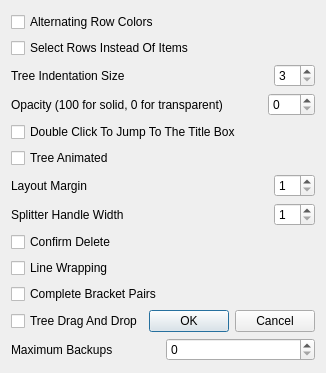
UnkindledTwo/TreeNotes, file Dialogs/settingsdialog.ui: the form before one commit.
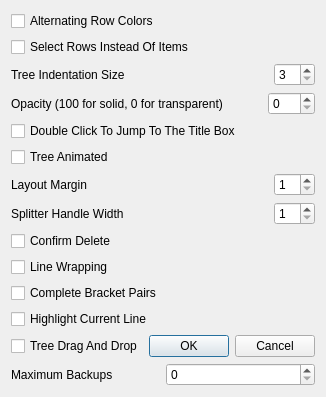
The form after the commit.

Diff of the .ui file:
```diff
--- a/Dialogs/settingsdialog.ui
+++ b/Dialogs/settingsdialog.ui
@@ -204,6 +204,13 @@
        </property>
       </widget>
      </item>
+     <item>
+      <widget class="QCheckBox" name="highlight_current_line">
+       <property name="text">
+        <string>Highlight Current Line</string>
+       </property>
+      </widget>
+     </item>
      <item>
       <layout class="QHBoxLayout" name="horizontalLayout_5">
        <item>
```
